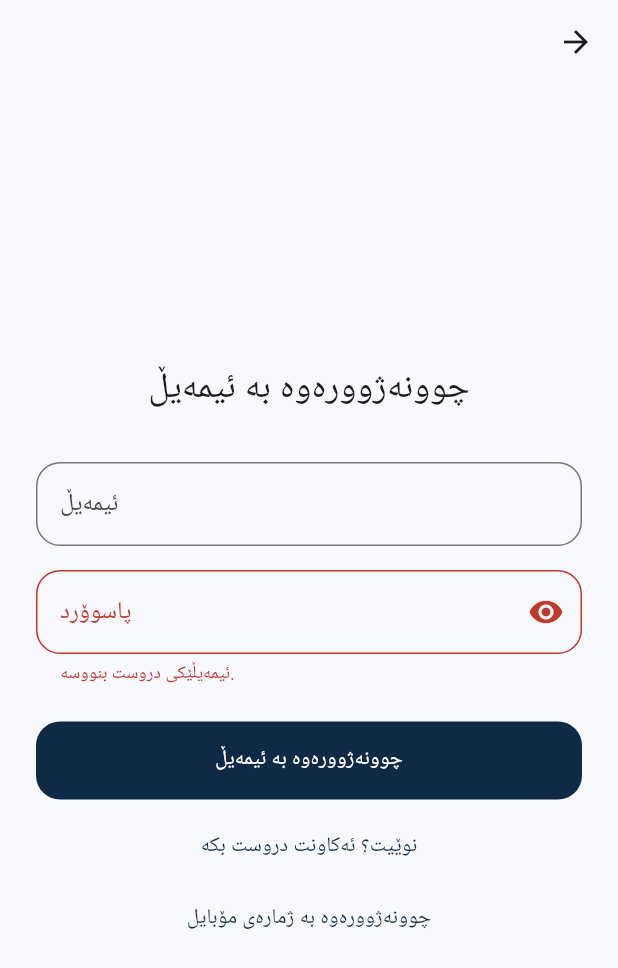
After one commit to shalawali94-cpu/real_estate_iraq, a Flutter app: the EmailLoginScreen screen opened by its route, after a tap on "چوونەژوورەوە بە ئیمەیڵ", on a phone screen of 412 x 824 dp. The commit adds this screen. Shown: the top 968 px of the screen. Run offline on Flutter 3.47's test engine with Material 3 defaults, Android fonts, the phone set to English and light mode, and no system bars; our stand-ins replace cached_network_image, dio, flutter_riverpod, go_router, image_picker, shared_preferences and 1 more; accounts and stored records are empty.

Commit message:
In-app email login and admin review screen

```diff
--- a/mobile/lib/features/authentication/data/auth_repository.dart
+++ b/mobile/lib/features/authentication/data/auth_repository.dart
@@ -17,6 +17,12 @@ class AuthRepository {
 
   Future<void> verifyOtp(String e164Phone, String code) =>
       _client.auth.verifyOTP(phone: e164Phone, token: code, type: OtpType.sms);
+
+  Future<void> signInWithEmail(String email, String password) =>
+      _client.auth.signInWithPassword(email: email, password: password);
+
+  Future<void> signUpWithEmail(String email, String password) =>
+      _client.auth.signUp(email: email, password: password);
 
   Future<void> signOut() => _client.auth.signOut();
 }
--- /dev/null
+++ b/mobile/lib/features/authentication/presentation/email_login_screen.dart
@@ -0,0 +1,150 @@
+import 'package:flutter/foundation.dart';
+import 'package:flutter/material.dart';
+import 'package:flutter_riverpod/flutter_riverpod.dart';
+import 'package:go_router/go_router.dart';
+
+import '../../../l10n/generated/app_localizations.dart';
+import '../../../theme/app_theme.dart';
+import '../data/auth_repository.dart';
+
+/// Email + password sign-in / sign-up. Everyone (users and staff) can use it;
+/// roles are decided server-side, never here.
+class EmailLoginScreen extends ConsumerStatefulWidget {
+  const EmailLoginScreen({super.key});
+  @override
+  ConsumerState<EmailLoginScreen> createState() => _EmailLoginScreenState();
+}
+
+class _EmailLoginScreenState extends ConsumerState<EmailLoginScreen> {
+  static final _emailRe = RegExp(r'^[^@\s]+@[^@\s]+\.[^@\s]+$');
+  final _email = TextEditingController();
+  final _password = TextEditingController();
+  bool _createMode = false;
+  bool _hide = true;
+  bool _busy = false;
+  String? _error;
+
+  @override
+  void dispose() {
+    _email.dispose();
+    _password.dispose();
+    super.dispose();
+  }
+
+  Future<void> _submit() async {
+    final t = AppLocalizations.of(context);
+    final email = _email.text.trim();
+    final password = _password.text;
+    if (!_emailRe.hasMatch(email) || email.length > 120) {
+      setState(() => _error = t.validationEmail);
+      return;
+    }
+    if (password.length < 6) {
+      setState(() => _error = t.authPasswordShort);
+      return;
+    }
+    setState(() {
+      _error = null;
+      _busy = true;
+    });
+    try {
+      final repo = ref.read(authRepositoryProvider)!;
+      if (_createMode) {
+        await repo.signUpWithEmail(email, password);
+      } else {
+        await repo.signInWithEmail(email, password);
+      }
+      if (!mounted) return;
+      final from = GoRouterState.of(context).uri.queryParameters['from'];
+      // go() replaces the stack; the router sends new accounts to onboarding.
+      context.go((from != null && from.startsWith('/')) ? from : '/home');
+    } catch (e) {
+      debugPrint('auth error: $e');
+      if (mounted) {
+        setState(() => _error = e.toString().contains('invalid_credentials') ||
+                e.toString().contains('Invalid login')
+            ? t.authWrongCredentials
+            : (kDebugMode ? '$e' : t.authGenericError));
+      }
+    } finally {
+      if (mounted) setState(() => _busy = false);
+    }
+  }
+
+  @override
+  Widget build(BuildContext context) {
+    final t = AppLocalizations.of(context);
+    final theme = Theme.of(context);
+    return Scaffold(
+      appBar: AppBar(leading: BackButton(onPressed: () => context.pop())),
+      body: SafeArea(
+        child: Center(
+          child: ConstrainedBox(
+            constraints: const BoxConstraints(maxWidth: 420),
+            child: ListView(
+              padding: const EdgeInsets.all(AppSpacing.lg),
+              shrinkWrap: true,
+              children: [
+                Text(_createMode ? t.authCreateAccount : t.authEmailSignIn,
+                    textAlign: TextAlign.center, style: theme.textTheme.headlineSmall),
+                const SizedBox(height: AppSpacing.xl),
+                Directionality(
+                  textDirection: TextDirection.ltr,
+                  child: TextField(
+                    key: const Key('emailField'),
+                    controller: _email,
+                    keyboardType: TextInputType.emailAddress,
+                    autofillHints: const [AutofillHints.email],
+                    decoration: InputDecoration(labelText: t.fieldEmail),
+                  ),
+                ),
+                const SizedBox(height: AppSpacing.md),
+                Directionality(
+                  textDirection: TextDirection.ltr,
+                  child: TextField(
+                    key: const Key('passwordField'),
+                    controller: _password,
+                    obscureText: _hide,
+                    autofillHints: const [AutofillHints.password],
+                    onSubmitted: (_) => _submit(),
+                    decoration: InputDecoration(
+                      labelText: t.authPassword,
+                      errorText: _error,
+                      errorMaxLines: 3,
+                      suffixIcon: IconButton(
+                        icon: Icon(_hide ? Icons.visibility : Icons.visibility_off),
+                        onPressed: () => setState(() => _hide = !_hide),
+                      ),
+                    ),
+                  ),
+                ),
+                const SizedBox(height: AppSpacing.lg),
+                FilledButton(
+                  key: const Key('emailSubmitButton'),
+                  onPressed: _busy ? null : _submit,
+                  child: _busy
+                      ? const SizedBox(
+                          width: 20, height: 20,
+                          child: CircularProgressIndicator(strokeWidth: 2))
+                      : Text(_createMode ? t.authCreateAccount : t.authEmailSignIn),
+                ),
+                const SizedBox(height: AppSpacing.sm),
+                TextButton(
+                  onPressed: () => setState(() {
+                    _createMode = !_createMode;
+                    _error = null;
+                  }),
+                  child: Text(_createMode ? t.authToSignIn : t.authToCreate),
+                ),
+                TextButton(
+                  onPressed: () => context.pop(),
+                  child: Text(t.authUsePhone),
+                ),
+              ],
+            ),
+          ),
+        ),
+      ),
+    );
+  }
+}
--- a/mobile/lib/l10n/app_ckb.arb
+++ b/mobile/lib/l10n/app_ckb.arb
@@ -183,5 +183,26 @@
   "chatTyping": "دەنووسێت…",
   "chatOnline": "ئۆنلاینە",
   "fieldEmail": "ئیمەیڵ",
-  "validationEmail": "ئیمەیڵێکی دروست بنووسە."
+  "validationEmail": "ئیمەیڵێکی دروست بنووسە.",
+  "authEmailSignIn": "چوونەژوورەوە بە ئیمەیڵ",
+  "authUsePhone": "چوونەژوورەوە بە ژمارەی مۆبایل",
+  "authPassword": "پاسوۆرد",
+  "authCreateAccount": "دروستکردنی ئەکاونت",
+  "authToSignIn": "ئەکاونتت هەیە؟ بچۆ ژوورەوە",
+  "authToCreate": "نوێیت؟ ئەکاونت دروست بکە",
+  "authPasswordShort": "پاسوۆرد دەبێت لانیکەم ٦ پیت بێت",
+  "authWrongCredentials": "ئیمەیڵ یان پاسوۆرد هەڵەیە",
+  "adminReviewTitle": "پشکنینی ئیعلانەکان",
+  "adminStatusSuspended": "ڕاگیراو",
+  "adminApprove": "پەسەندکردن",
+  "adminReject": "ڕەتکردنەوە",
+  "adminSuspend": "ڕاگرتن",
+  "adminUnsuspend": "لابردنی ڕاگرتن",
+  "adminView": "بینین",
+  "adminEmpty": "هیچ نییە",
+  "adminDone": "کرا",
+  "adminReasonTitle": "هۆکار",
+  "adminReasonHint": "هۆکارەکە بنووسە (خاوەنەکەی دەیبینێت)",
+  "adminConfirm": "دڵنیابوونەوە",
+  "adminOpenButton": "پشکنینی ئیعلانەکان"
 }
--- a/mobile/lib/routing/app_router.dart
+++ b/mobile/lib/routing/app_router.dart
@@ -4,7 +4,9 @@ import 'package:go_router/go_router.dart';
 import 'package:supabase_flutter/supabase_flutter.dart';
 
 import '../config/env.dart';
+import '../features/admin/presentation/admin_review_screen.dart';
 import '../features/authentication/data/auth_repository.dart';
+import '../features/authentication/presentation/email_login_screen.dart';
 import '../features/authentication/presentation/login_screen.dart';
 import '../features/authentication/presentation/verify_screen.dart';
 import '../features/explore/presentation/explore_screen.dart';
@@ -40,6 +42,7 @@ bool _requiresAccount(String loc) =>
     loc.startsWith('/draft') ||
     loc.startsWith('/profile/edit') ||
     loc.startsWith('/profile/properties') ||
+    loc.startsWith('/admin') ||
     loc.startsWith('/messages') ||
     loc.startsWith('/chat');
 
@@ -97,6 +100,7 @@ final appRouterProvider = Provider<GoRouter>((ref) {
         path: '/property/:id',
         builder: (_, state) => PropertyDetailScreen(id: state.pathParameters['id']!),
       ),
+      GoRoute(path: '/admin', builder: (_, _) => const AdminReviewScreen()),
       GoRoute(path: '/messages', builder: (_, _) => const InboxScreen()),
       GoRoute(
         path: '/chat/:id',
@@ -111,6 +115,7 @@ final appRouterProvider = Provider<GoRouter>((ref) {
         builder: (_, state) => MediaScreen(propertyId: state.pathParameters['id']!),
       ),
       GoRoute(path: AppRoutes.login, builder: (_, _) => const LoginScreen()),
+      GoRoute(path: '/login/email', builder: (_, _) => const EmailLoginScreen()),
       GoRoute(
         path: AppRoutes.verify,
         builder: (_, state) => VerifyScreen(phone: state.extra! as String),
```
Also changed, not shown: mobile/lib/features/admin/presentation/admin_review_screen.dart (added, +241 -0 lines), mobile/lib/features/authentication/presentation/login_screen.dart (+10 -0 lines), mobile/lib/features/profile/presentation/profile_screen.dart (+8 -0 lines), mobile/lib/l10n/app_ar.arb (+22 -1 lines), mobile/lib/l10n/app_en.arb (+22 -1 lines), mobile/lib/l10n/generated/app_localizations.dart, mobile/lib/l10n/generated/app_localizations_ar.dart, mobile/lib/l10n/generated/app_localizations_ckb.dart, mobile/lib/l10n/generated/app_localizations_en.dart.
